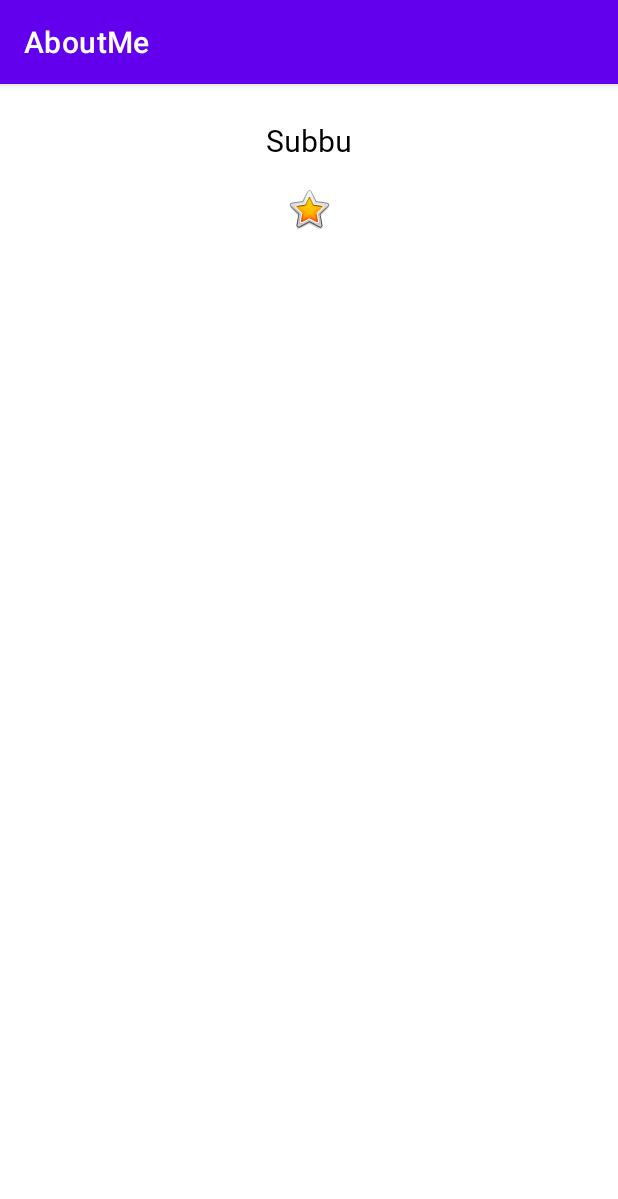
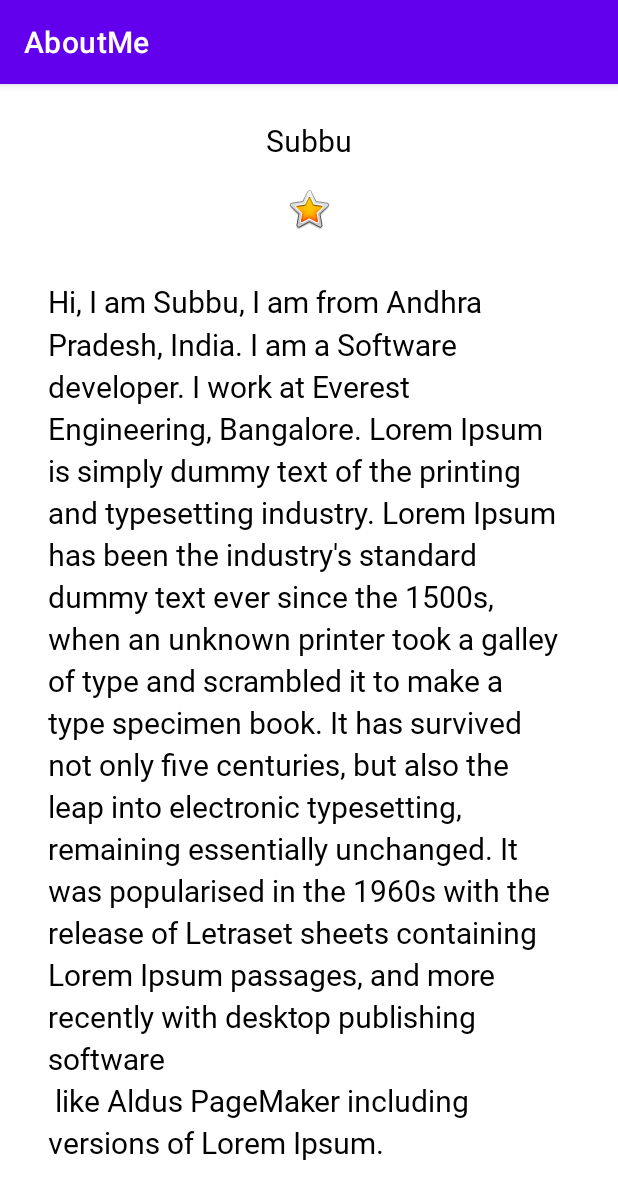
Before and after one commit to svenkat683/android-apps, an Android app: the screen it shows after launch (MainActivity), on a phone screen of 412 x 824 dp. Shown: the top 1199 px of the screen. Run offline under Robolectric (Android 15) with nearby library versions, the phone set to English and light mode, and no system bars; Roboto replaces fonts that are not available here.

Commit message:
Add scroll view

```diff
--- a/AboutMe/app/src/main/res/layout/activity_main.xml
+++ b/AboutMe/app/src/main/res/layout/activity_main.xml
@@ -1,23 +1,38 @@
 <?xml version="1.0" encoding="utf-8"?>
 <LinearLayout xmlns:android="http://schemas.android.com/apk/res/android"
     xmlns:app="http://schemas.android.com/apk/res-auto"
-    android:orientation="vertical"
     android:layout_width="match_parent"
-    android:layout_height="match_parent">
+    android:layout_height="match_parent"
+    android:orientation="vertical">
 
     <TextView
         android:id="@+id/name_text"
+        style="@style/NameStyle"
         android:layout_width="match_parent"
         android:layout_height="wrap_content"
         android:text="@string/name"
-        android:textAlignment="center"
-        style="@style/NameStyle" />
+        android:textAlignment="center" />
 
     <ImageView
-        android:id="@+id/imageView"
+        android:id="@+id/image_view"
         android:layout_width="match_parent"
         android:layout_height="wrap_content"
+        android:contentDescription="@string/yellow_star"
         app:srcCompat="@android:drawable/btn_star_big_on" />
+
+    <ScrollView
+        android:layout_width="match_parent"
+        android:layout_height="match_parent">
+
+        <TextView
+            android:id="@+id/bio_text"
+            style="@style/NameStyle"
+            android:layout_width="match_parent"
+            android:layout_height="wrap_content"
+            android:padding="@dimen/padding"
+            android:lineSpacingMultiplier="1.2"
+            android:text="@string/bio" />
+    </ScrollView>
 
 
 </LinearLayout>
--- a/AboutMe/app/src/main/res/values/dimens.xml
+++ b/AboutMe/app/src/main/res/values/dimens.xml
@@ -3,4 +3,5 @@
     <dimen name="small_padding">8dp</dimen>
     <dimen name="layout_margin">16dp</dimen>
     <dimen name="text_size">20sp</dimen>
+    <dimen name="padding">16dp</dimen>
 </resources>
--- a/AboutMe/app/src/main/res/values/strings.xml
+++ b/AboutMe/app/src/main/res/values/strings.xml
@@ -1,4 +1,17 @@
 <resources>
     <string name="app_name">AboutMe</string>
     <string name="name">Subbu</string>
+    <string name="yellow_star">Yellow Star</string>
+    <string name="bio">
+        Hi, I am Subbu,
+        I am from Andhra Pradesh, India.
+        I am a Software developer. I work at Everest Engineering, Bangalore.
+        Lorem Ipsum is simply dummy text of the printing and typesetting industry.
+        Lorem Ipsum has been the industry\'s standard dummy text ever since the 1500s,
+        when an unknown printer took a galley of type and scrambled it to make a type specimen book.
+        It has survived not only five centuries, but also the leap into electronic typesetting,
+        remaining essentially unchanged. It was popularised in the 1960s with the release of Letraset sheets containing
+        Lorem Ipsum passages, and more recently with desktop publishing software\n
+        like Aldus PageMaker including versions of Lorem Ipsum.
+    </string>
 </resources>
```
